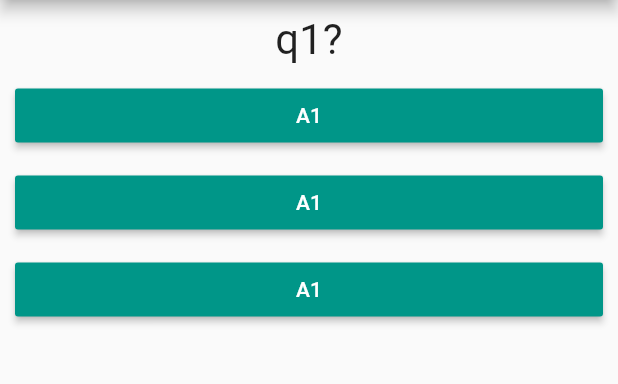
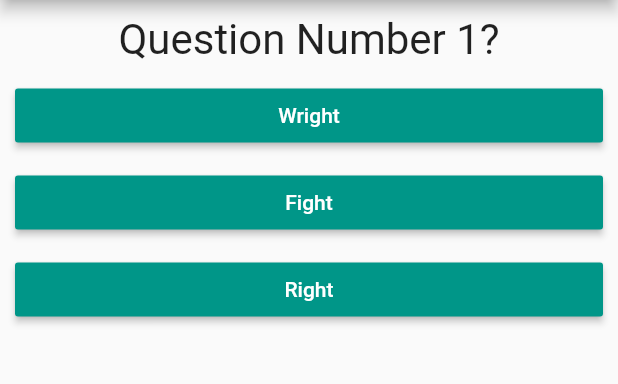
Before and after one commit to kaushalwagle/flutter_intro, a Flutter app: the screen it shows after launch, on a phone screen of 412 x 824 dp, the part 84-468 px from its top. Run offline on Flutter 3.47's test engine with Material 2 defaults, Android fonts, the phone set to English and light mode, and no system bars.

Commit message:
Lecture 53: Resetting the quiz Completed!

```diff
--- a/lib/answer.dart
+++ b/lib/answer.dart
@@ -1,9 +1,10 @@
 import 'package:flutter/material.dart';
 
 class Answer extends StatelessWidget {
-  final Function selectHander;
+  final Function selectHandler;
+  final String answerText;
 
-  Answer(this.selectHander);
+  Answer(this.selectHandler, this.answerText);
 
   @override
   Widget build(BuildContext context) {
@@ -13,8 +14,8 @@ class Answer extends StatelessWidget {
       child: RaisedButton(
         color: Colors.teal,
         textColor: Colors.white,
-        child: Text('A1'),
-        onPressed: selectHander,
+        child: Text(answerText),
+        onPressed: selectHandler,
       ),
     );
   }
--- a/lib/main.dart
+++ b/lib/main.dart
@@ -1,7 +1,7 @@
 import 'package:flutter/material.dart';
 
-import './question.dart';
-import './answer.dart';
+import './quiz.dart';
+import './result.dart';
 
 void main() => runApp(MyApp());
 
@@ -15,9 +15,45 @@ class MyApp extends StatefulWidget {
 
 // adding _ in front of classname makes it only accessible within this dart file, i.e., its a private class for main.dart file
 class _MyAppState extends State<MyApp> {
+  final _questions = const [
+    {
+      'questionText': "Question Number 1?",
+      'answers': [
+        {'text': 'Wright', 'score': 10},
+        {'text': 'Fight', 'score': 0},
+        {'text': 'Right', 'score': 100}
+      ],
+    },
+    {
+      'questionText': 'Second Question?',
+      'answers': [
+        {'text': 'ummmm..', 'score': 10},
+        {'text': 'what?', 'score': 100},
+        {'text': 'Oh okaye!', 'score': 20}
+      ],
+    },
+    {
+      'questionText': '(reverse ?) Tercero pregunta?',
+      'answers': [
+        {'text': 'uhh', 'score': 10},
+        {'text': 'Que?', 'score': 50},
+        {'text': 'bien', 'score': 100}
+      ],
+    },
+  ];
+
   var _qIndex = 0;
+  var _totalScore = 0;
 
-  void _answerQuestion() {
+  void _resetQuiz() {
+    setState(() {
+      _qIndex = 0;
+      _totalScore = 0;
+    });
+  }
+
+  void _answerQuestion(int score) {
+    _totalScore += score;
     setState(() {
       _qIndex++;
     }); // Without this the properties of the widgets are changed but not rendered on the screen
@@ -26,22 +62,18 @@ class _MyAppState extends State<MyApp> {
 
   @override
   Widget build(BuildContext context) {
-    var q = ['q1?', 'q2?', 'q3'];
     return MaterialApp(
       home: Scaffold(
         appBar: AppBar(
           title: Text('My First app?'),
         ),
-        body: Column(
-          children: <Widget>[
-            Question(
-              q[_qIndex],
-            ),
-            Answer(_answerQuestion),
-            Answer(_answerQuestion),
-            Answer(_answerQuestion),
-          ],
-        ),
+        body: _qIndex < _questions.length
+            ? Quiz(
+                questions: _questions,
+                qIndex: _qIndex,
+                answerHandler: _answerQuestion,
+              )
+            : Result(_totalScore, _resetQuiz),
       ),
     );
   }
--- /dev/null
+++ b/lib/quiz.dart
@@ -0,0 +1,27 @@
+import 'package:flutter/material.dart';
+
+import './question.dart';
+import './answer.dart';
+
+class Quiz extends StatelessWidget {
+  final questions;
+  final qIndex;
+  final answerHandler;
+
+  Quiz({@required this.questions, @required this.qIndex, @required this.answerHandler});
+
+  @override
+  Widget build(BuildContext context) {
+    return Column(
+      children: <Widget>[
+        Question(
+          questions[qIndex]['questionText'],
+        ),
+        ...(questions[qIndex]['answers'] as List<Map<String,Object>>)
+            .map((answer) {
+          return Answer(() => answerHandler(answer['score']), answer['text']);
+        }).toList(),
+      ],
+    );
+  }
+}
```
Also changed, not shown: lib/result.dart (added, +33 -0 lines).
